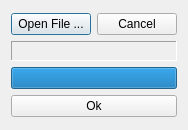
First picture: the form in OCTview3R/openpoly.ui, repository janlazer/UKE-OCTview3R, before the edit.
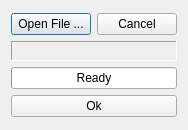
Second picture: the form after the edit.

```diff
--- a/OCTview3R/openpoly.ui
+++ b/OCTview3R/openpoly.ui
@@ -86,10 +86,13 @@
      <item>
       <widget class="QProgressBar" name="progressBar">
        <property name="value">
-        <number>100</number>
+        <number>0</number>
        </property>
        <property name="textVisible">
-        <bool>false</bool>
+        <bool>true</bool>
+       </property>
+       <property name="format">
+        <string>Ready</string>
        </property>
       </widget>
      </item>
```
